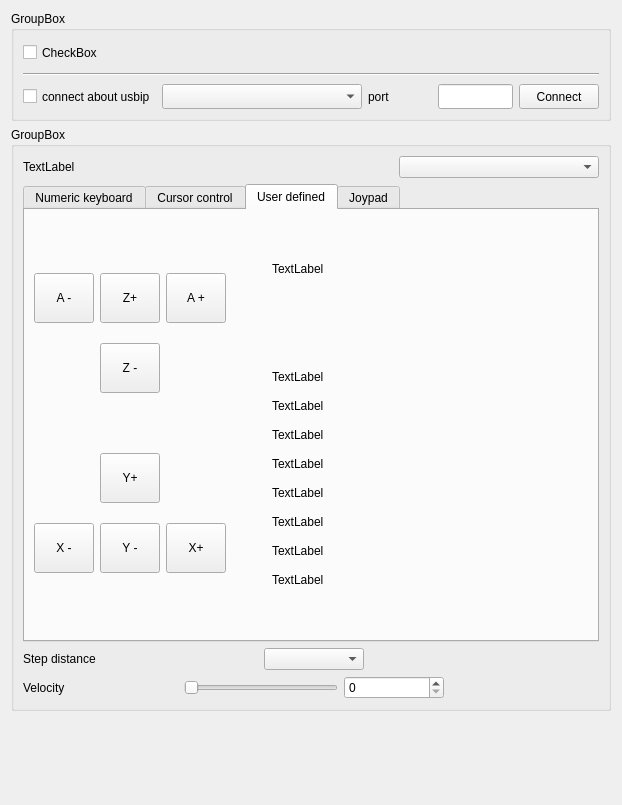
Above: sources/forms/sControl.ui from eduard-x/cnc-qt before the change. Below: the same form after it.
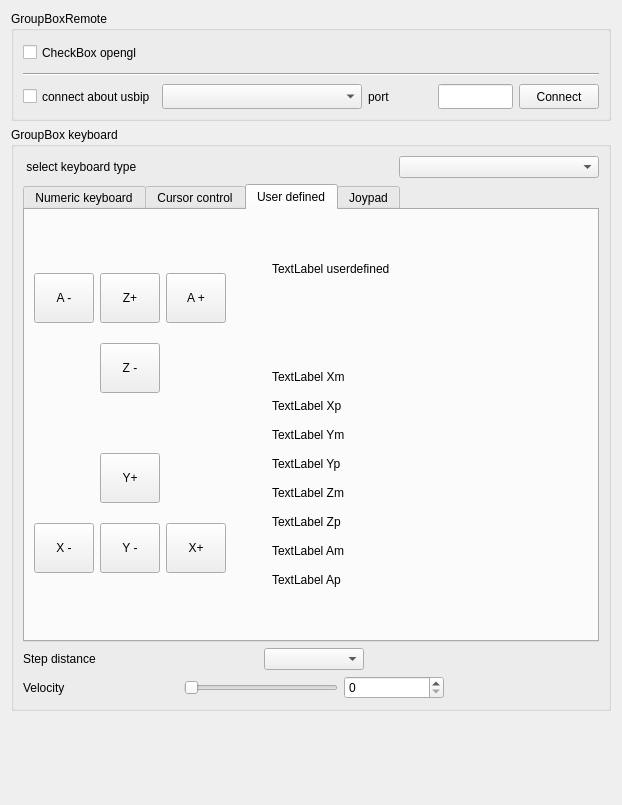
That is the form after the change. The open tabs and pages were chosen to show the change.

What changed in the file:
```diff
--- a/sources/forms/sControl.ui
+++ b/sources/forms/sControl.ui
@@ -35,7 +35,7 @@
       </size>
      </property>
      <property name="title">
-      <string>GroupBox</string>
+      <string>GroupBoxRemote</string>
      </property>
      <layout class="QVBoxLayout" name="verticalLayout">
       <item>
@@ -53,7 +53,7 @@
          </size>
         </property>
         <property name="text">
-         <string>CheckBox</string>
+         <string>CheckBox opengl</string>
         </property>
        </widget>
       </item>
@@ -187,7 +187,7 @@
       </size>
      </property>
      <property name="title">
-      <string>GroupBox</string>
+      <string>GroupBox keyboard</string>
      </property>
      <layout class="QGridLayout" name="gridLayout_3">
       <item row="0" column="0">
@@ -201,7 +201,7 @@
            </sizepolicy>
           </property>
           <property name="text">
-           <string>TextLabel</string>
+           <string> select keyboard type</string>
           </property>
          </widget>
         </item>
@@ -1141,7 +1141,7 @@
                </sizepolicy>
               </property>
               <property name="text">
-               <string>TextLabel</string>
+               <string>TextLabel Zm</string>
               </property>
              </widget>
             </item>
@@ -1160,7 +1160,7 @@
                </size>
               </property>
               <property name="text">
-               <string>TextLabel</string>
+               <string>TextLabel userdefined</string>
               </property>
               <property name="wordWrap">
                <bool>true</bool>
@@ -1192,7 +1192,7 @@
                </sizepolicy>
               </property>
               <property name="text">
-               <string>TextLabel</string>
+               <string>TextLabel Xm</string>
               </property>
              </widget>
             </item>
@@ -1205,7 +1205,7 @@
                </sizepolicy>
               </property>
               <property name="text">
-               <string>TextLabel</string>
+               <string>TextLabel Yp</string>
               </property>
              </widget>
             </item>
@@ -1218,7 +1218,7 @@
                </sizepolicy>
               </property>
               <property name="text">
-               <string>TextLabel</string>
+               <string>TextLabel Zp</string>
               </property>
              </widget>
             </item>
@@ -1231,7 +1231,7 @@
                </sizepolicy>
               </property>
               <property name="text">
-               <string>TextLabel</string>
+               <string>TextLabel Xp</string>
               </property>
              </widget>
             </item>
@@ -1244,7 +1244,7 @@
                </sizepolicy>
               </property>
               <property name="text">
-               <string>TextLabel</string>
+               <string>TextLabel Ym</string>
               </property>
              </widget>
             </item>
@@ -1257,7 +1257,7 @@
                </sizepolicy>
               </property>
               <property name="text">
-               <string>TextLabel</string>
+               <string>TextLabel Ap</string>
               </property>
              </widget>
             </item>
@@ -1270,7 +1270,7 @@
                </sizepolicy>
               </property>
               <property name="text">
-               <string>TextLabel</string>
+               <string>TextLabel Am</string>
               </property>
              </widget>
             </item>
```
Left out of the diff: 78 changed lines with no effect on the pictures.
